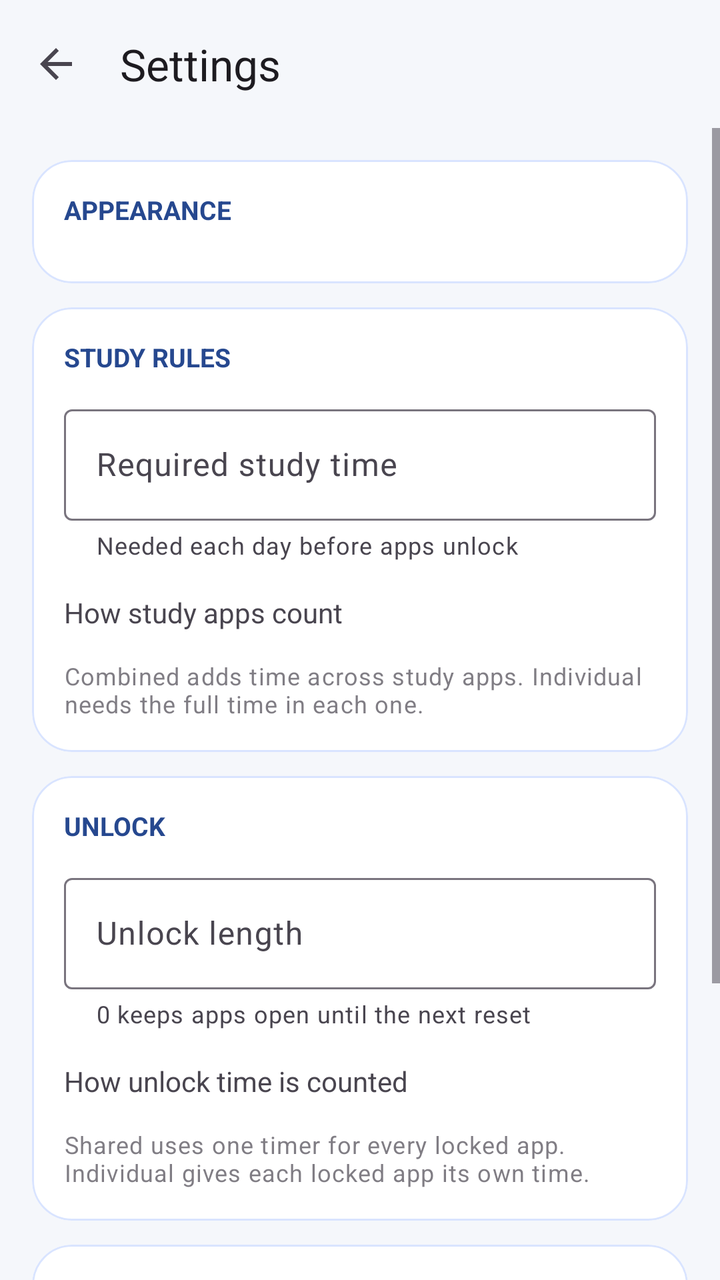
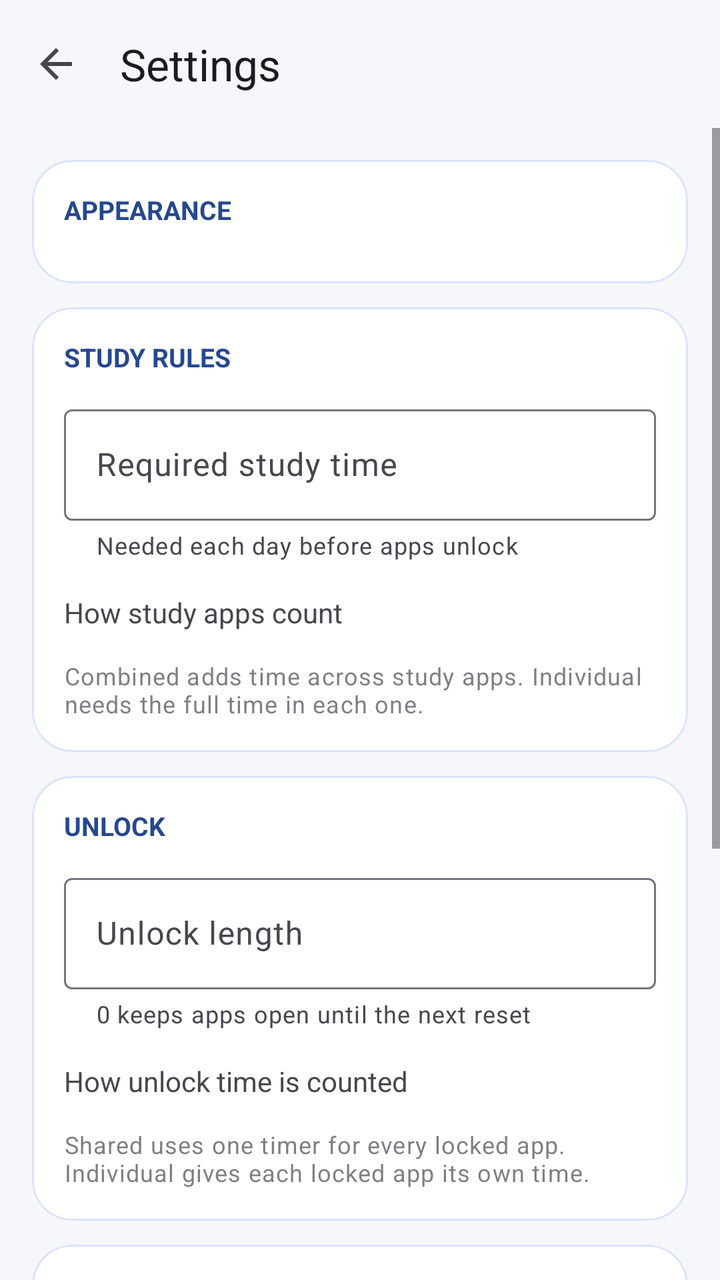

The first picture is an Android layout as it rendered before a commit; the second is the same layout after the commit. The layout source and the unified diff follow.
<!-- AndroidManifest.xml: application theme Theme.Distraint -->
<!-- res/layout/activity_settings.xml -->
<?xml version="1.0" encoding="utf-8"?>
<LinearLayout xmlns:android="http://schemas.android.com/apk/res/android"
    xmlns:app="http://schemas.android.com/apk/res-auto"
    android:layout_width="match_parent"
    android:layout_height="match_parent"
    android:fitsSystemWindows="true"
    android:orientation="vertical">

    <com.google.android.material.appbar.MaterialToolbar
        android:id="@+id/toolbar"
        android:layout_width="match_parent"
        android:layout_height="?attr/actionBarSize"
        app:navigationIcon="@drawable/ic_arrow_back"
        app:title="Settings" />

    <ScrollView
        android:layout_width="match_parent"
        android:layout_height="0dp"
        android:layout_weight="1">

        <LinearLayout
            android:layout_width="match_parent"
            android:layout_height="wrap_content"
            android:orientation="vertical"
            android:padding="16dp">

            
            <com.google.android.material.card.MaterialCardView
                style="@style/SettingsCard"
                android:layout_width="match_parent"
                android:layout_height="wrap_content"
                android:layout_marginBottom="12dp">

                <LinearLayout
                    android:layout_width="match_parent"
                    android:layout_height="wrap_content"
                    android:orientation="vertical"
                    android:padding="16dp">

                    <TextView
                        style="@style/SettingsSection"
                        android:layout_width="wrap_content"
                        android:layout_height="wrap_content"
                        android:text="APPEARANCE" />

                    <com.google.android.material.button.MaterialButtonToggleGroup
                        android:id="@+id/themeGroup"
                        android:layout_width="match_parent"
                        android:layout_height="wrap_content"
                        android:layout_marginTop="12dp"
                        app:selectionRequired="true"
                        app:singleSelection="true">

                        <Button
                            android:id="@+id/themeSystem"
                            style="?attr/materialButtonOutlinedStyle"
                            android:layout_width="0dp"
                            android:layout_height="wrap_content"
                            android:layout_weight="1"
                            android:text="System" />

                        <Button
                            android:id="@+id/themeLight"
                            style="?attr/materialButtonOutlinedStyle"
                            android:layout_width="0dp"
                            android:layout_height="wrap_content"
                            android:layout_weight="1"
                            android:text="Light" />

                        <Button
                            android:id="@+id/themeDark"
                            style="?attr/materialButtonOutlinedStyle"
                            android:layout_width="0dp"
                            android:layout_height="wrap_content"
                            android:layout_weight="1"
                            android:text="Dark" />
                    </com.google.android.material.button.MaterialButtonToggleGroup>
                </LinearLayout>
            </com.google.android.material.card.MaterialCardView>

            
            <com.google.android.material.card.MaterialCardView
                style="@style/SettingsCard"
                android:layout_width="match_parent"
                android:layout_height="wrap_content"
                android:layout_marginBottom="12dp">

                <LinearLayout
                    android:layout_width="match_parent"
                    android:layout_height="wrap_content"
                    android:orientation="vertical"
                    android:padding="16dp">

                    <TextView
                        style="@style/SettingsSection"
                        android:layout_width="wrap_content"
                        android:layout_height="wrap_content"
                        android:text="STUDY RULES" />

                    <com.google.android.material.textfield.TextInputLayout
                        style="@style/Widget.Material3.TextInputLayout.OutlinedBox"
                        android:layout_width="match_parent"
                        android:layout_height="wrap_content"
                        android:layout_marginTop="12dp"
                        android:hint="Required study time"
                        app:helperText="Needed each day before apps unlock"
                        app:suffixText="min">

                        <com.google.android.material.textfield.TextInputEditText
                            android:id="@+id/requiredEdit"
                            android:layout_width="match_parent"
                            android:layout_height="wrap_content"
                            android:importantForAutofill="no"
                            android:inputType="number"
                            android:maxLength="3" />
                    </com.google.android.material.textfield.TextInputLayout>

                    <TextView
                        android:layout_width="wrap_content"
                        android:layout_height="wrap_content"
                        android:layout_marginTop="16dp"
                        android:text="How study apps count" />

                    <com.google.android.material.button.MaterialButtonToggleGroup
                        android:id="@+id/combineGroup"
                        android:layout_width="match_parent"
                        android:layout_height="wrap_content"
                        android:layout_marginTop="8dp"
                        app:selectionRequired="true"
                        app:singleSelection="true">

                        <Button
                            android:id="@+id/combineTotal"
                            style="?attr/materialButtonOutlinedStyle"
                            android:layout_width="0dp"
                            android:layout_height="wrap_content"
                            android:layout_weight="1"
                            android:text="Combined" />

                        <Button
                            android:id="@+id/combineEach"
                            style="?attr/materialButtonOutlinedStyle"
                            android:layout_width="0dp"
                            android:layout_height="wrap_content"
                            android:layout_weight="1"
                            android:text="Individual" />
                    </com.google.android.material.button.MaterialButtonToggleGroup>

                    <TextView
                        android:layout_width="wrap_content"
                        android:layout_height="wrap_content"
                        android:layout_marginTop="6dp"
                        android:alpha="0.7"
                        android:text="Combined adds time across study apps. Individual needs the full time in each one."
                        android:textAppearance="?attr/textAppearanceBodySmall" />
                </LinearLayout>
            </com.google.android.material.card.MaterialCardView>

            
            <com.google.android.material.card.MaterialCardView
                style="@style/SettingsCard"
                android:layout_width="match_parent"
                android:layout_height="wrap_content"
                android:layout_marginBottom="12dp">

                <LinearLayout
                    android:layout_width="match_parent"
                    android:layout_height="wrap_content"
                    android:orientation="vertical"
                    android:padding="16dp">

                    <TextView
                        style="@style/SettingsSection"
                        android:layout_width="wrap_content"
                        android:layout_height="wrap_content"
                        android:text="UNLOCK" />

                    <com.google.android.material.textfield.TextInputLayout
                        style="@style/Widget.Material3.TextInputLayout.OutlinedBox"
                        android:layout_width="match_parent"
                        android:layout_height="wrap_content"
                        android:layout_marginTop="12dp"
                        android:hint="Unlock length"
                        app:helperText="0 keeps apps open until the next reset"
                        app:suffixText="min">

                        <com.google.android.material.textfield.TextInputEditText
                            android:id="@+id/unlockEdit"
                            android:layout_width="match_parent"
                            android:layout_height="wrap_content"
                            android:importantForAutofill="no"
                            android:inputType="number"
                            android:maxLength="4" />
                    </com.google.android.material.textfield.TextInputLayout>

                    <TextView
                        android:layout_width="wrap_content"
                        android:layout_height="wrap_content"
                        android:layout_marginTop="16dp"
                        android:text="How unlock time is counted" />

                    <com.google.android.material.button.MaterialButtonToggleGroup
                        android:id="@+id/limitGroup"
                        android:layout_width="match_parent"
                        android:layout_height="wrap_content"
                        android:layout_marginTop="8dp"
                        app:selectionRequired="true"
                        app:singleSelection="true">

                        <Button
                            android:id="@+id/limitShared"
                            style="?attr/materialButtonOutlinedStyle"
                            android:layout_width="0dp"
                            android:layout_height="wrap_content"
                            android:layout_weight="1"
                            android:text="Shared" />

                        <Button
                            android:id="@+id/limitEach"
                            style="?attr/materialButtonOutlinedStyle"
                            android:layout_width="0dp"
                            android:layout_height="wrap_content"
                            android:layout_weight="1"
                            android:text="Individual" />
                    </com.google.android.material.button.MaterialButtonToggleGroup>

                    <TextView
                        android:layout_width="wrap_content"
                        android:layout_height="wrap_content"
                        android:layout_marginTop="6dp"
                        android:alpha="0.7"
                        android:text="Shared uses one timer for every locked app. Individual gives each locked app its own time."
                        android:textAppearance="?attr/textAppearanceBodySmall" />
                </LinearLayout>
            </com.google.android.material.card.MaterialCardView>

            
            <com.google.android.material.card.MaterialCardView
                style="@style/SettingsCard"
                android:layout_width="match_parent"
                android:layout_height="wrap_content"
                android:layout_marginBottom="12dp">

                <LinearLayout
                    android:layout_width="match_parent"
                    android:layout_height="wrap_content"
                    android:orientation="vertical"
                    android:padding="16dp">

                    <TextView
                        style="@style/SettingsSection"
                        android:layout_width="wrap_content"
                        android:layout_height="wrap_content"
                        android:text="DAILY RESET" />

                    <com.google.android.material.textfield.TextInputLayout
                        style="@style/Widget.Material3.TextInputLayout.OutlinedBox"
                        android:layout_width="match_parent"
                        android:layout_height="wrap_content"
                        android:layout_marginTop="12dp"
                        android:hint="Reset hour"
                        app:helperText="0 to 23, for example 4 means 4 AM"
                        app:suffixText=":00">

                        <com.google.android.material.textfield.TextInputEditText
                            android:id="@+id/resetEdit"
                            android:layout_width="match_parent"
                            android:layout_height="wrap_content"
                            android:importantForAutofill="no"
                            android:inputType="number"
                            android:maxLength="2" />
                    </com.google.android.material.textfield.TextInputLayout>
                </LinearLayout>
            </com.google.android.material.card.MaterialCardView>

            <TextView
                android:id="@+id/queuedNote"
                android:layout_width="match_parent"
                android:layout_height="wrap_content"
                android:alpha="0.7"
                android:padding="8dp"
                android:text="Study, unlock and reset changes apply at the next reset. Theme applies immediately."
                android:textAppearance="?attr/textAppearanceBodySmall" />
        </LinearLayout>
    </ScrollView>
</LinearLayout>
<!-- resources referenced by this layout -->
<resources>
  <!-- drawable ic_arrow_back (drawable) -->
  <?xml version="1.0" encoding="utf-8"?>
  <vector xmlns:android="http://schemas.android.com/apk/res/android"
  android:width="24dp"
  android:height="24dp"
  android:tint="?attr/colorControlNormal"
  android:viewportWidth="24"
  android:viewportHeight="24">
  <path
      android:fillColor="@android:color/white"
      android:pathData="M20,11H7.83l5.59,-5.59L12,4l-8,8 8,8 1.41,-1.41L7.83,13H20v-2z" />
  </vector>
  <style name="SettingsCard" parent="Widget.Material3.CardView.Outlined">
          <item name="cardBackgroundColor">?attr/colorSurface</item>
          <item name="cardCornerRadius">20dp</item>
          <item name="cardElevation">0dp</item>
          <item name="strokeColor">?attr/colorPrimaryContainer</item>
          <item name="strokeWidth">1dp</item>
      </style>
  <style name="SettingsSection">
          <item name="android:textColor">?attr/colorPrimary</item>
          <item name="android:textSize">13sp</item>
          <item name="android:textStyle">bold</item>
      </style>
  <style name="Theme.Distraint" parent="Theme.Material3.DayNight.NoActionBar">
          <item name="colorPrimary">@color/brand_primary</item>
          <item name="colorOnPrimary">@color/brand_on_primary</item>
          <item name="colorPrimaryContainer">@color/brand_primary_container</item>
          <item name="colorOnPrimaryContainer">@color/brand_on_primary_container</item>
          <item name="colorSecondary">@color/brand_accent</item>
          <item name="colorSurface">@color/app_surface</item>
          <item name="colorOnSurface">@color/app_on_surface</item>
          <item name="android:colorBackground">@color/app_background</item>
          <item name="colorError">@color/danger</item>
          <item name="android:windowAnimationStyle">@style/FadeWindowAnimation</item>
      </style>
  <color name="brand_primary">#26488F</color>
  <color name="brand_on_primary">#FFFFFF</color>
  <color name="brand_primary_container">#D9E4FF</color>
  <color name="brand_on_primary_container">#0B1D45</color>
  <color name="brand_accent">#0E9FD6</color>
  <color name="app_surface">#FFFFFF</color>
  <color name="app_on_surface">#12254C</color>
  <color name="app_background">#F5F7FB</color>
  <color name="danger">#C62828</color>
  <style name="FadeWindowAnimation" parent="@android:style/Animation.Activity">
          <item name="android:activityOpenEnterAnimation">@anim/fade_in</item>
          <item name="android:activityOpenExitAnimation">@anim/fade_out</item>
          <item name="android:activityCloseEnterAnimation">@anim/fade_in</item>
          <item name="android:activityCloseExitAnimation">@anim/fade_out</item>
      </style>
</resources>

<!-- the commit's change to res/layout/activity_settings.xml (unified diff, before → after) -->
@@ -273,6 +273,40 @@
                 </LinearLayout>
             </com.google.android.material.card.MaterialCardView>
 
+            
+            <com.google.android.material.card.MaterialCardView
+                style="@style/SettingsCard"
+                android:layout_width="match_parent"
+                android:layout_height="wrap_content"
+                android:layout_marginBottom="12dp">
+
+                <LinearLayout
+                    android:layout_width="match_parent"
+                    android:layout_height="wrap_content"
+                    android:orientation="vertical"
+                    android:padding="16dp">
+
+                    <TextView
+                        style="@style/SettingsSection"
+                        android:layout_width="wrap_content"
+                        android:layout_height="wrap_content"
+                        android:text="UNINSTALL PROTECTION" />
+
+                    <TextView
+                        android:id="@+id/protectStatus"
+                        android:layout_width="match_parent"
+                        android:layout_height="wrap_content"
+                        android:layout_marginTop="8dp" />
+
+                    <Button
+                        android:id="@+id/protectButton"
+                        style="?attr/materialButtonOutlinedStyle"
+                        android:layout_width="wrap_content"
+                        android:layout_height="wrap_content"
+                        android:layout_marginTop="8dp" />
+                </LinearLayout>
+            </com.google.android.material.card.MaterialCardView>
+
             <TextView
                 android:id="@+id/queuedNote"
                 android:layout_width="match_parent"
